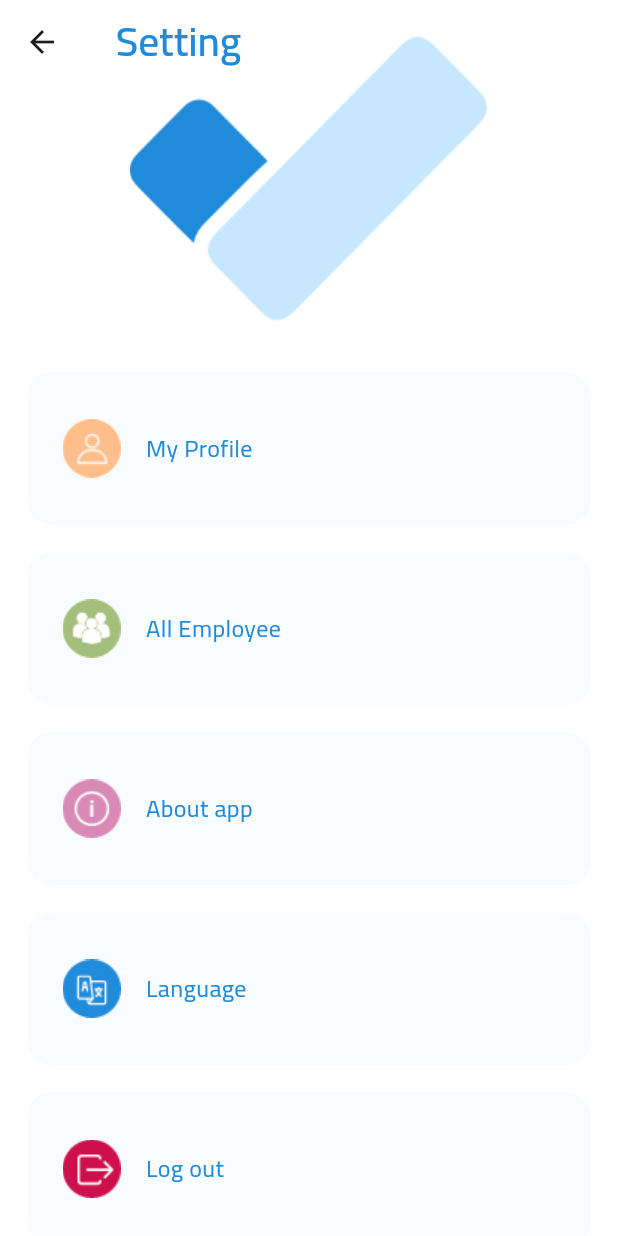
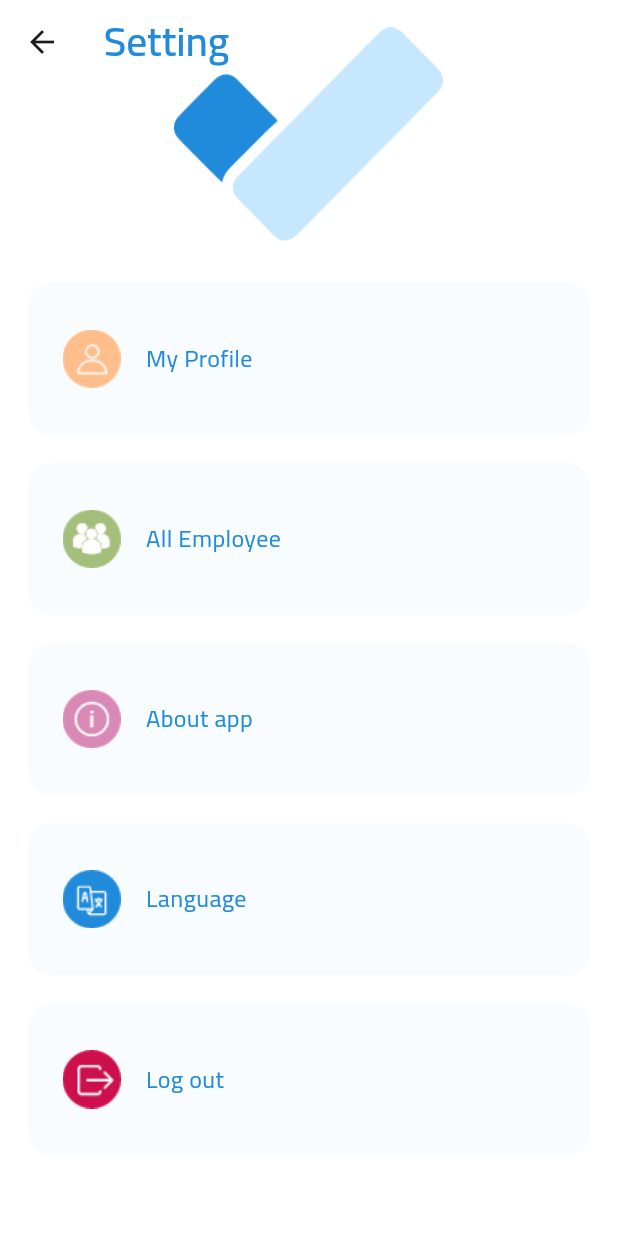
Before and after one commit to MahMughanni/task_managment, a Flutter app: the SettingScreen screen opened directly, on a phone screen of 412 x 824 dp. Run offline on Flutter 3.47's test engine with Material 2 defaults, Android fonts, the phone set to English and light mode, and no system bars; our stand-ins replace bloc, cloud_firestore, connectivity_plus, file_picker, firebase_auth, firebase_core and 7 more; accounts and stored records are empty.

Commit message:
-- edit setting screen

```diff
--- a/lib/screens/main_layer/screens/setting_screen/setting_screen.dart
+++ b/lib/screens/main_layer/screens/setting_screen/setting_screen.dart
@@ -45,21 +45,24 @@ class SettingScreen extends StatelessWidget {
                   style: Theme.of(context).textTheme.titleLarge,
                 ),
               ),
-              titleSpacing: 12,
+              titleSpacing: 4,
               flexibleSpace: FlexibleSpaceBar(
-                background: Image.asset(
-                  ImageConstManger.logoImage,
-                  width: 70.r,
-                  height: 70.r,
+                background: Padding(
+                  padding: const EdgeInsets.all(16.0).r,
+                  child: Image.asset(
+                    ImageConstManger.logoImage,
+                    width: 50.r,
+                    height: 50.r,
+                  ),
                 ),
               ),
-              expandedHeight: 200.h,
+              expandedHeight: 150.h,
             ),
             SliverList(
               delegate: SliverChildBuilderDelegate(
                 (context, index) => Padding(
                   padding:
-                      const EdgeInsets.symmetric(horizontal: 16.0, vertical: 8)
+                      const EdgeInsets.symmetric(vertical: 8.0, horizontal: 16)
                           .r,
                   child: Container(
                     decoration: BoxDecoration(
```
